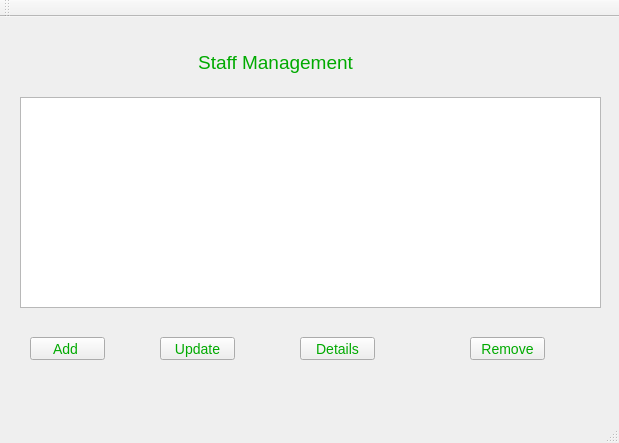
Before: the Qt Designer form mainwindow.ui in edutilos6666/QTStaffManagement, drawn with Qt 5.
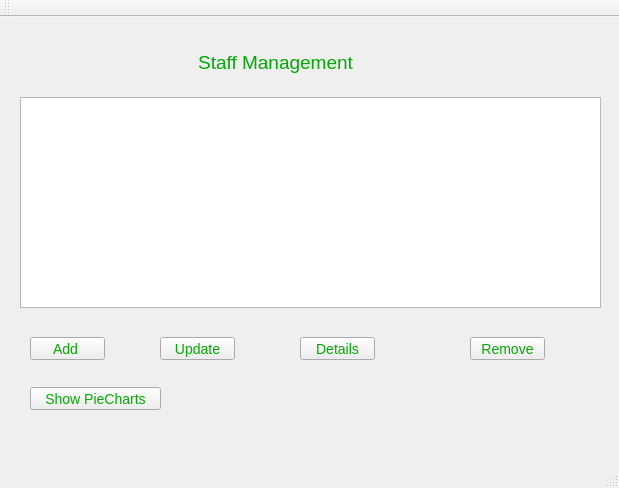
After: the same form once the commit is applied.

Patch:
```diff
--- a/mainwindow.ui
+++ b/mainwindow.ui
@@ -7,7 +7,7 @@
     <x>0</x>
     <y>0</y>
     <width>619</width>
-    <height>443</height>
+    <height>488</height>
    </rect>
   </property>
   <property name="windowTitle">
@@ -108,6 +108,23 @@
      <string>Details</string>
     </property>
    </widget>
+   <widget class="QPushButton" name="btnPieCharts">
+    <property name="geometry">
+     <rect>
+      <x>30</x>
+      <y>370</y>
+      <width>131</width>
+      <height>23</height>
+     </rect>
+    </property>
+    <property name="styleSheet">
+     <string notr="true">color:rgb(0, 170, 0); 
+font-size:14px;</string>
+    </property>
+    <property name="text">
+     <string>Show PieCharts</string>
+    </property>
+   </widget>
   </widget>
   <widget class="QMenuBar" name="menuBar">
    <property name="geometry">
```
